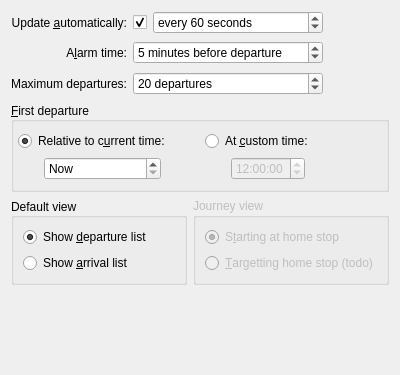
KDE/publictransport, file applet/publicTransportConfigAdvanced.ui: the form before one commit.
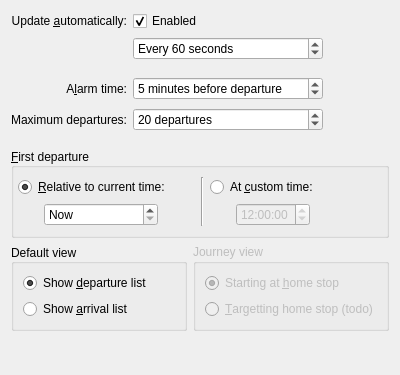
The form after the commit. Custom widgets are drawn as their Qt base class.

```diff
--- a/applet/publicTransportConfigAdvanced.ui
+++ b/applet/publicTransportConfigAdvanced.ui
@@ -11,7 +11,7 @@
    </rect>
   </property>
   <layout class="QGridLayout" name="gridLayout">
-   <item row="5" column="0">
+   <item row="6" column="0">
     <widget class="QLabel" name="lblAlarmTime">
      <property name="text">
       <string>A&amp;larm time:</string>
@@ -24,7 +24,7 @@
      </property>
     </widget>
    </item>
-   <item row="5" column="1" colspan="2">
+   <item row="6" column="1" colspan="3">
     <widget class="QSpinBox" name="alarmTime">
      <property name="sizePolicy">
       <sizepolicy hsizetype="Preferred" vsizetype="Fixed">
@@ -59,7 +59,7 @@
      </property>
     </widget>
    </item>
-   <item row="5" column="3">
+   <item row="6" column="4">
     <spacer name="horizontalSpacer_3">
      <property name="orientation">
       <enum>Qt::Horizontal</enum>
@@ -75,7 +75,7 @@
      </property>
     </spacer>
    </item>
-   <item row="6" column="0">
+   <item row="7" column="0">
     <widget class="QLabel" name="lblMaximalNumberOfDepartures">
      <property name="text">
       <string>Maximum departures:</string>
@@ -88,7 +88,7 @@
      </property>
     </widget>
    </item>
-   <item row="6" column="1" colspan="2">
+   <item row="7" column="1" colspan="3">
     <widget class="QSpinBox" name="maximalNumberOfDepartures">
      <property name="sizePolicy">
       <sizepolicy hsizetype="Preferred" vsizetype="Fixed">
@@ -116,7 +116,7 @@
      </property>
     </widget>
    </item>
-   <item row="6" column="3">
+   <item row="7" column="4">
     <spacer name="horizontalSpacer_2">
      <property name="orientation">
       <enum>Qt::Horizontal</enum>
@@ -129,7 +129,7 @@
      </property>
     </spacer>
    </item>
-   <item row="7" column="0" colspan="4">
+   <item row="9" column="0" colspan="5">
     <widget class="QGroupBox" name="grpFirstDeparture">
      <property name="sizePolicy">
       <sizepolicy hsizetype="Preferred" vsizetype="Preferred">
@@ -162,7 +162,7 @@
          </sizepolicy>
         </property>
         <property name="text">
-         <string>Relative to c&amp;urrent time:</string>
+         <string>&amp;Relative to current time:</string>
         </property>
         <property name="checked">
          <bool>true</bool>
@@ -175,7 +175,7 @@
          <enum>Qt::Horizontal</enum>
         </property>
         <property name="sizeType">
-         <enum>QSizePolicy::Fixed</enum>
+         <enum>QSizePolicy::Minimum</enum>
         </property>
         <property name="sizeHint" stdset="0">
          <size>
@@ -223,7 +223,7 @@
         </property>
        </spacer>
       </item>
-      <item row="2" column="4">
+      <item row="2" column="5">
        <widget class="QTimeEdit" name="timeOfFirstDepartureCustom">
         <property name="enabled">
          <bool>false</bool>
@@ -243,13 +243,13 @@
         </property>
        </widget>
       </item>
-      <item row="2" column="3">
+      <item row="2" column="4">
        <spacer name="horizontalSpacer_8">
         <property name="orientation">
          <enum>Qt::Horizontal</enum>
         </property>
         <property name="sizeType">
-         <enum>QSizePolicy::Fixed</enum>
+         <enum>QSizePolicy::Minimum</enum>
         </property>
         <property name="sizeHint" stdset="0">
          <size>
@@ -259,7 +259,7 @@
         </property>
        </spacer>
       </item>
-      <item row="0" column="3" rowspan="2" colspan="3">
+      <item row="0" column="4" rowspan="2" colspan="3">
        <widget class="QRadioButton" name="firstDepartureUseCustomTime">
         <property name="sizePolicy">
          <sizepolicy hsizetype="Preferred" vsizetype="Fixed">
@@ -278,7 +278,7 @@
         </property>
        </widget>
       </item>
-      <item row="2" column="5">
+      <item row="2" column="6">
        <spacer name="horizontalSpacer_10">
         <property name="orientation">
          <enum>Qt::Horizontal</enum>
@@ -294,7 +294,7 @@
         </property>
        </spacer>
       </item>
-      <item row="0" column="6" rowspan="3">
+      <item row="0" column="7" rowspan="3">
        <spacer name="horizontalSpacer">
         <property name="orientation">
          <enum>Qt::Horizontal</enum>
@@ -307,10 +307,17 @@
         </property>
        </spacer>
       </item>
+      <item row="0" column="3" rowspan="3">
+       <widget class="Line" name="line">
+        <property name="orientation">
+         <enum>Qt::Vertical</enum>
+        </property>
+       </widget>
+      </item>
      </layout>
     </widget>
    </item>
-   <item row="8" column="0" colspan="4">
+   <item row="10" column="0" colspan="5">
     <layout class="QHBoxLayout" name="horizontalLayout">
      <property name="leftMargin">
       <number>0</number>
@@ -380,7 +387,7 @@
         <item row="0" column="0">
          <widget class="QRadioButton" name="showJourneysFromHomeStop">
           <property name="text">
-           <string>S&amp;tarting at home stop</string>
+           <string>Starting at &amp;home stop</string>
           </property>
           <property name="checked">
            <bool>true</bool>
@@ -414,7 +421,7 @@
      </item>
     </layout>
    </item>
-   <item row="9" column="0" colspan="4">
+   <item row="11" column="0" colspan="5">
     <spacer name="verticalSpacer">
      <property name="orientation">
       <enum>Qt::Vertical</enum>
@@ -427,34 +434,6 @@
      </property>
     </spacer>
    </item>
-   <item row="2" column="2">
-    <widget class="KIntSpinBox" name="updateTimeout">
-     <property name="sizePolicy">
-      <sizepolicy hsizetype="Preferred" vsizetype="Fixed">
-       <horstretch>0</horstretch>
-       <verstretch>0</verstretch>
-      </sizepolicy>
-     </property>
-     <property name="alignment">
-      <set>Qt::AlignLeading|Qt::AlignLeft|Qt::AlignVCenter</set>
-     </property>
-     <property name="suffix">
-      <string> seconds</string>
-     </property>
-     <property name="prefix">
-      <string>every </string>
-     </property>
-     <property name="minimum">
-      <number>30</number>
-     </property>
-     <property name="maximum">
-      <number>99999</number>
-     </property>
-     <property name="value">
-      <number>60</number>
-     </property>
-    </widget>
-   </item>
    <item row="2" column="0">
     <widget class="QLabel" name="lblUpdateAutomatically">
      <property name="text">
@@ -477,14 +456,42 @@
       </sizepolicy>
      </property>
      <property name="text">
-      <string/>
+      <string>Enabled</string>
      </property>
      <property name="checked">
       <bool>true</bool>
      </property>
     </widget>
    </item>
-   <item row="2" column="3">
+   <item row="3" column="1" colspan="3">
+    <widget class="KIntSpinBox" name="updateTimeout">
+     <property name="sizePolicy">
+      <sizepolicy hsizetype="Minimum" vsizetype="Fixed">
+       <horstretch>0</horstretch>
+       <verstretch>0</verstretch>
+      </sizepolicy>
+     </property>
+     <property name="alignment">
+      <set>Qt::AlignLeading|Qt::AlignLeft|Qt::AlignVCenter</set>
+     </property>
+     <property name="suffix">
+      <string> seconds</string>
+     </property>
+     <property name="prefix">
+      <string>Every </string>
+     </property>
+     <property name="minimum">
+      <number>30</number>
+     </property>
+     <property name="maximum">
+      <number>99999</number>
+     </property>
+     <property name="value">
+      <number>60</number>
+     </property>
+    </widget>
+   </item>
+   <item row="3" column="4">
     <spacer name="horizontalSpacer_4">
      <property name="orientation">
       <enum>Qt::Horizontal</enum>
@@ -500,6 +507,38 @@
      </property>
     </spacer>
    </item>
+   <item row="4" column="0" colspan="5">
+    <spacer name="verticalSpacer_2">
+     <property name="orientation">
+      <enum>Qt::Vertical</enum>
+     </property>
+     <property name="sizeType">
+      <enum>QSizePolicy::Fixed</enum>
+     </property>
+     <property name="sizeHint" stdset="0">
+      <size>
+       <width>20</width>
+       <height>10</height>
+      </size>
+     </property>
+    </spacer>
+   </item>
+   <item row="8" column="0" colspan="5">
+    <spacer name="verticalSpacer_3">
+     <property name="orientation">
+      <enum>Qt::Vertical</enum>
+     </property>
+     <property name="sizeType">
+      <enum>QSizePolicy::Fixed</enum>
+     </property>
+     <property name="sizeHint" stdset="0">
+      <size>
+       <width>20</width>
+       <height>10</height>
+      </size>
+     </property>
+    </spacer>
+   </item>
   </layout>
  </widget>
  <customwidgets>
```
Left out of the diff: 4 changed lines with no effect on the pictures.
